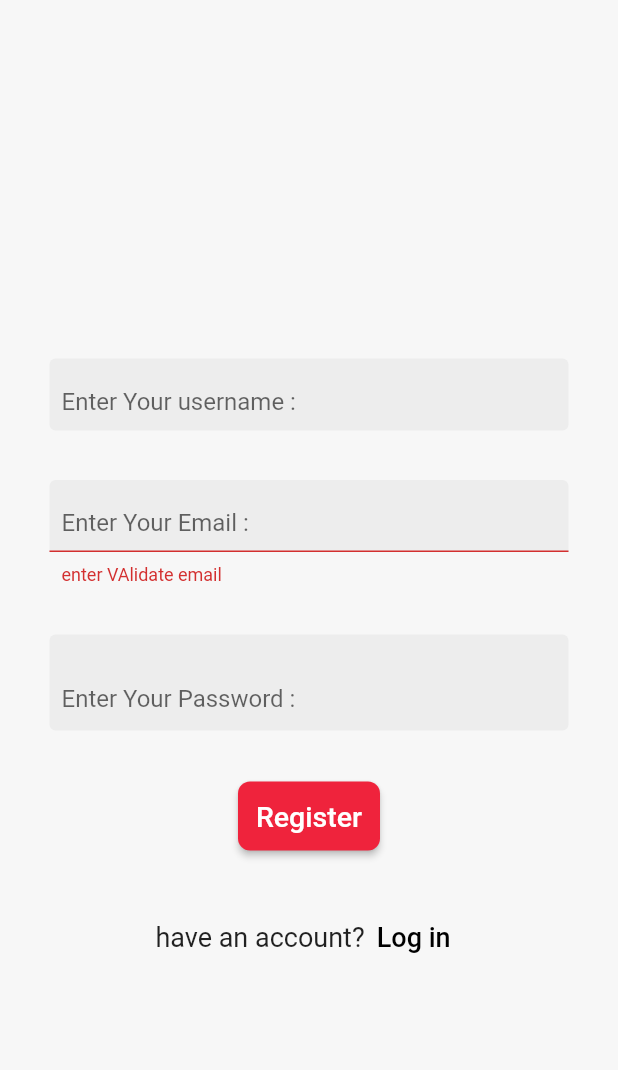
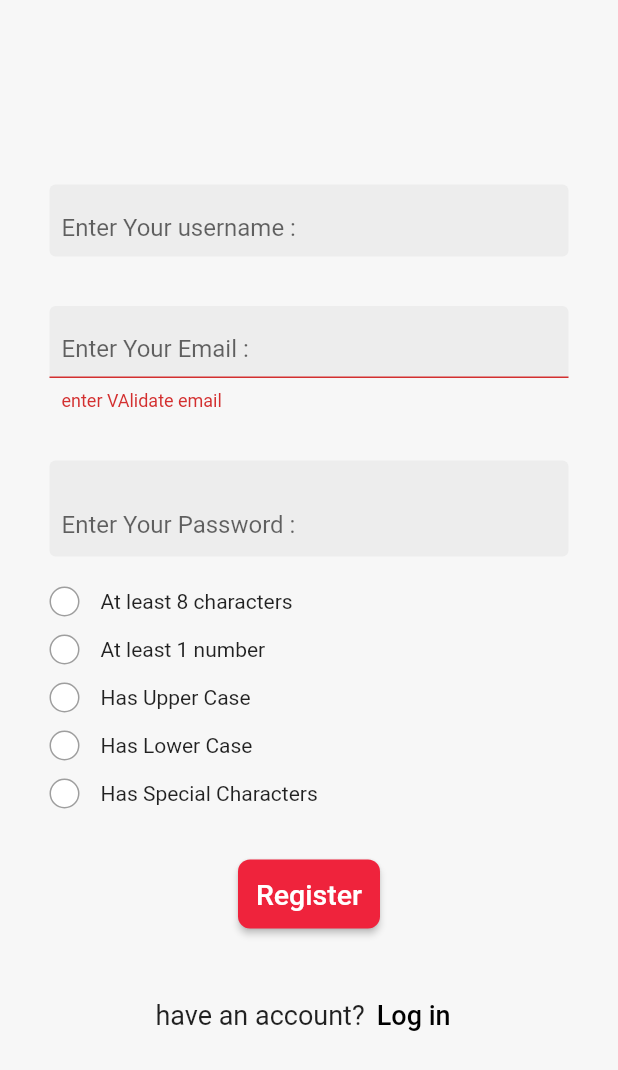
Before and after one commit to MoHaMeD-MaHMoD/E-Commerce-App, a Flutter app: the screen it shows after launch, after a tap on "Register", on a phone screen of 412 x 824 dp. Shown: the top 1070 px of the screen. Run offline on Flutter 3.47's test engine with Material 2 defaults, Android fonts, the phone set to English and light mode, and no system bars; our stand-ins replace firebase_auth, firebase_core; missing offline and left inert: dart:ffi; accounts and stored records are empty.

```diff
--- a/lib/pages/Register.dart
+++ b/lib/pages/Register.dart
@@ -20,6 +20,41 @@ class _RegisterState extends State<Register> {
 
   bool isLoading = false;
   bool isVisable = false;
+
+  bool has8Charachter = false;
+  bool hasLowerCase = false;
+  bool hasUpperCase = false;
+  bool has1Number = false;
+  bool hasSpecialCharachter = false;
+
+  onPasswordChanged(String password) {
+    has8Charachter = false;
+    hasLowerCase = false;
+    hasUpperCase = false;
+    has1Number = false;
+    hasSpecialCharachter = false;
+    setState(() {
+      if (password.contains(RegExp(r'.{8,}'))) {
+        has8Charachter = true;
+      }
+
+      if (password.contains(RegExp(r'[a-z]'))) {
+        hasLowerCase = true;
+      }
+
+      if (password.contains(RegExp(r'[A-Z]'))) {
+        hasUpperCase = true;
+      }
+
+      if (password.contains(RegExp(r'[0-9]'))) {
+        has1Number = true;
+      }
+
+      if (password.contains(RegExp(r'[!@#$%^&*(),.?":{}|<>]'))) {
+        hasSpecialCharachter = true;
+      }
+    });
+  }
 
   bool isEmail(String em) {
     String p =
@@ -85,9 +120,6 @@ class _RegisterState extends State<Register> {
                 child: Column(
                   mainAxisAlignment: MainAxisAlignment.center,
                   children: [
-                    const SizedBox(
-                      height: 64,
-                    ),
                     TextField(
                         keyboardType: TextInputType.text,
                         obscureText: false,
@@ -99,9 +131,9 @@ class _RegisterState extends State<Register> {
                     ),
                     TextFormField(
                         validator: (value) {
-                          return (value != null && !isEmail(value)
-                              ? "enter VAlidate email"
-                              : null);
+                          return isEmail(value!)
+                              ? null
+                              : "enter VAlidate email";
                         },
                         autovalidateMode: AutovalidateMode.onUserInteraction,
                         controller: emailController,
@@ -114,9 +146,12 @@ class _RegisterState extends State<Register> {
                       height: 33,
                     ),
                     TextFormField(
+                        onChanged: (password) {
+                          onPasswordChanged(password);
+                        },
                         controller: passwordController,
                         keyboardType: TextInputType.text,
-                        obscureText: isVisable ? true:false,
+                        obscureText: isVisable ? true : false,
                         decoration: textFieldDecsoration.copyWith(
                             hintText: "Enter Your Password : ",
                             suffix: IconButton(
@@ -129,11 +164,136 @@ class _RegisterState extends State<Register> {
                                     ? Icon(Icons.visibility)
                                     : Icon(Icons.visibility_off)))),
                     const SizedBox(
+                      height: 20,
+                    ),
+                    Row(
+                      children: [
+                        Container(
+                            height: 20,
+                            width: 20,
+                            decoration: BoxDecoration(
+                                shape: BoxShape.circle,
+                                color: has8Charachter
+                                    ? Colors.green
+                                    : Colors.white,
+                                border: Border.all(color: Colors.grey)),
+                            child: Icon(
+                              Icons.check,
+                              color: Colors.white,
+                              size: 16,
+                            )),
+                        SizedBox(
+                          width: 14,
+                        ),
+                        Text("At least 8 characters")
+                      ],
+                    ),
+                    const SizedBox(
+                      height: 12,
+                    ),
+                    Row(
+                      children: [
+                        Container(
+                            height: 20,
+                            width: 20,
+                            decoration: BoxDecoration(
+                                shape: BoxShape.circle,
+                                color: has1Number ? Colors.green : Colors.white,
+                                border: Border.all(color: Colors.grey)),
+                            child: Icon(
+                              Icons.check,
+                              color: Colors.white,
+                              size: 16,
+                            )),
+                        SizedBox(
+                          width: 14,
+                        ),
+                        Text("At least 1 number")
+                      ],
+                    ),
+                    const SizedBox(
+                      height: 12,
+                    ),
+                    Row(
+                      children: [
+                        Container(
+                            height: 20,
+                            width: 20,
+                            decoration: BoxDecoration(
+                                shape: BoxShape.circle,
+                                color:
+                                    hasUpperCase ? Colors.green : Colors.white,
+                                border: Border.all(color: Colors.grey)),
+                            child: Icon(
+                              Icons.check,
+                              color: Colors.white,
+                              size: 16,
+                            )),
+                        SizedBox(
+                          width: 14,
+                        ),
+                        Text("Has Upper Case")
+                      ],
+                    ),
+                    const SizedBox(
+                      height: 12,
+                    ),
+                    Row(
+                      children: [
+                        Container(
+                            height: 20,
+                            width: 20,
+                            decoration: BoxDecoration(
+                                shape: BoxShape.circle,
+                                color:
+                                    hasLowerCase ? Colors.green : Colors.white,
+                                border: Border.all(color: Colors.grey)),
+                            child: Icon(
+                              Icons.check,
+                              color: Colors.white,
+                              size: 16,
+                            )),
+                        SizedBox(
+                          width: 14,
+                        ),
+                        Text("Has Lower Case")
+                      ],
+                    ),
+                    const SizedBox(
+                      height: 12,
+                    ),
+                    Row(
+                      children: [
+                        Container(
+                            height: 20,
+                            width: 20,
+                            decoration: BoxDecoration(
+                                shape: BoxShape.circle,
+                                color: hasSpecialCharachter
+                                    ? Colors.green
+                                    : Colors.white,
+                                border: Border.all(color: Colors.grey)),
+                            child: Icon(
+                              Icons.check,
+                              color: Colors.white,
+                              size: 16,
+                            )),
+                        SizedBox(
+                          width: 14,
+                        ),
+                        Text("Has Special Characters")
+                      ],
+                    ),
+                    const SizedBox(
                       height: 33,
                     ),
                     ElevatedButton(
                       onPressed: () {
-                        if (_formKey.currentState!.validate()) {
+                        if (_formKey.currentState!.validate() &&
+                            hasLowerCase &&
+                            hasUpperCase &&
+                            has1Number &&
+                            hasSpecialCharachter) {
                           createAccount();
                         } else {
                           showSnackBar(context, "Check Your Data");
```
